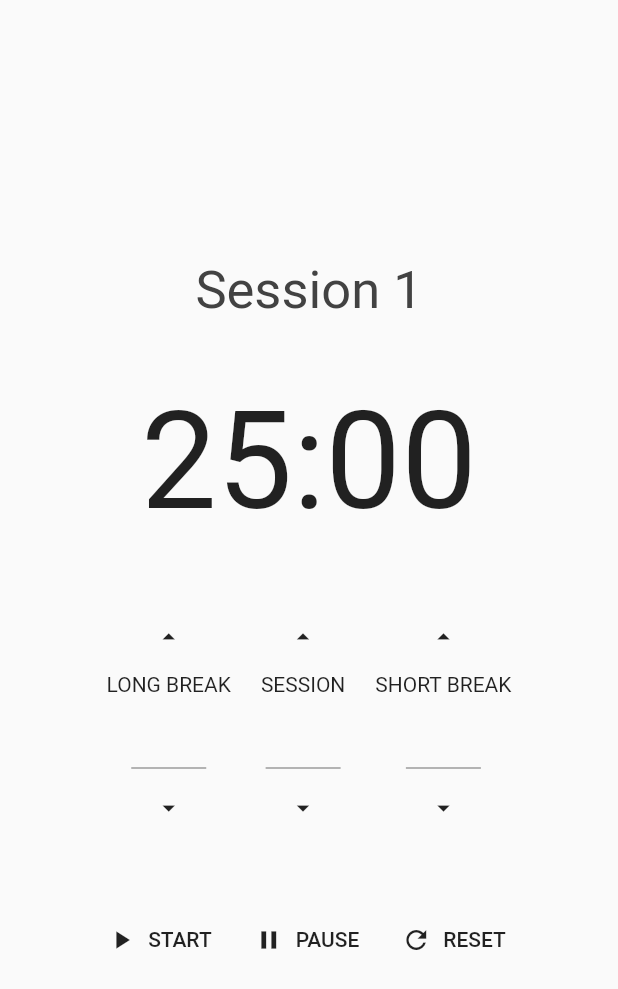
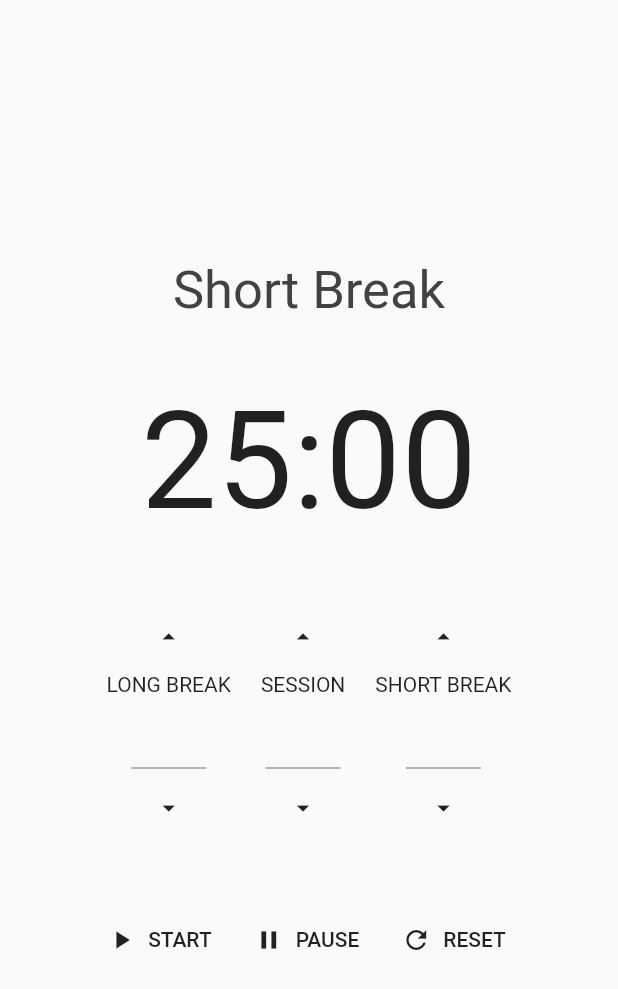
Before and after one commit to exit490/pomodoro_clock_flutter_mobx, a Flutter app: the screen it shows after launch, after a tap on "START", on a phone screen of 412 x 824 dp. Shown: the top 989 px of the screen. Run offline on Flutter 3.47's test engine with Material 2 defaults, Android fonts, the phone set to English and light mode, and no system bars; our stand-ins replace flutter_mobx, get_it, mobx; missing offline and left inert: countdown; generated files the repository leaves out were written again.

Commit message:
Adding logic to change pomodoro status text.

```diff
--- a/lib/home/information_session_box/pomodoro_status_text.dart
+++ b/lib/home/information_session_box/pomodoro_status_text.dart
@@ -1,15 +1,33 @@
 import 'package:flutter/material.dart';
 import 'package:flutter_mobx/flutter_mobx.dart';
 import 'package:get_it/get_it.dart';
+import 'package:pomodoro_clock_flutter_mobx/pomodoro/pomodoro_status.dart';
 import 'package:pomodoro_clock_flutter_mobx/pomodoro/pomodoro_technique.dart';
 
 class PomodoroStatusText extends StatelessWidget {
   final _pomodoroTechnique = GetIt.I<PomodoroTechnique>();
 
   @override
-  Widget build(BuildContext context) => Observer(builder: (_) {
-        final _sessionNumber = _pomodoroTechnique.pomodoro.sessionNumber;
-        final style = TextStyle(color: Colors.grey[800], fontSize: 35);
-        return Text('Session $_sessionNumber', style: style);
-      });
+  Widget build(BuildContext context) =>
+      Observer(builder: (_) => _whichStatusText());
+
+  _whichStatusText() {
+    final style = TextStyle(color: Colors.grey[800], fontSize: 35);
+
+    final status = _pomodoroTechnique.pomodoro.status;
+
+    if (status == PomodoroStatus.session) {
+      final _sessionNumber = _pomodoroTechnique.pomodoro.sessionNumber;
+      return Text('Session $_sessionNumber', style: style);
+    }
+
+    if (status == PomodoroStatus.short_break) {
+      return Text("Short Break", style: style);
+    }
+
+    if (status == PomodoroStatus.long_break) {
+      return Text(' ', style: style);
+    }
+    return Text(' ', style: style);
+  }
 }
--- a/lib/pomodoro/pomodoro_technique.dart
+++ b/lib/pomodoro/pomodoro_technique.dart
@@ -18,6 +18,10 @@ abstract class _PomodoroTechnique with Store {
   }
 
   PomodoroStatus _whatStatusToChange() {
+    if (pomodoro.sessionNumber == 4) {
+      return PomodoroStatus.long_break;
+    }
+
     if (pomodoro.status == PomodoroStatus.session) {
       return PomodoroStatus.short_break;
     }
@@ -27,10 +31,6 @@ abstract class _PomodoroTechnique with Store {
       return PomodoroStatus.session;
     }
 
-    if (pomodoro.sessionNumber == 4) {
-      return PomodoroStatus.long_break;
-    }
-
     return PomodoroStatus.session;
   }
 }
```
